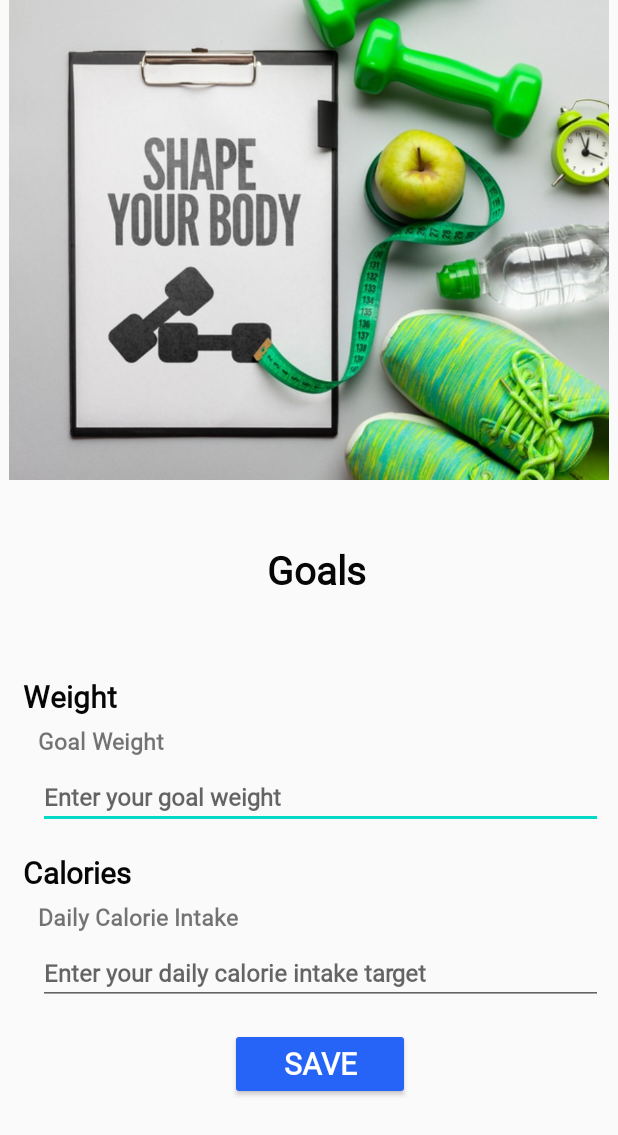
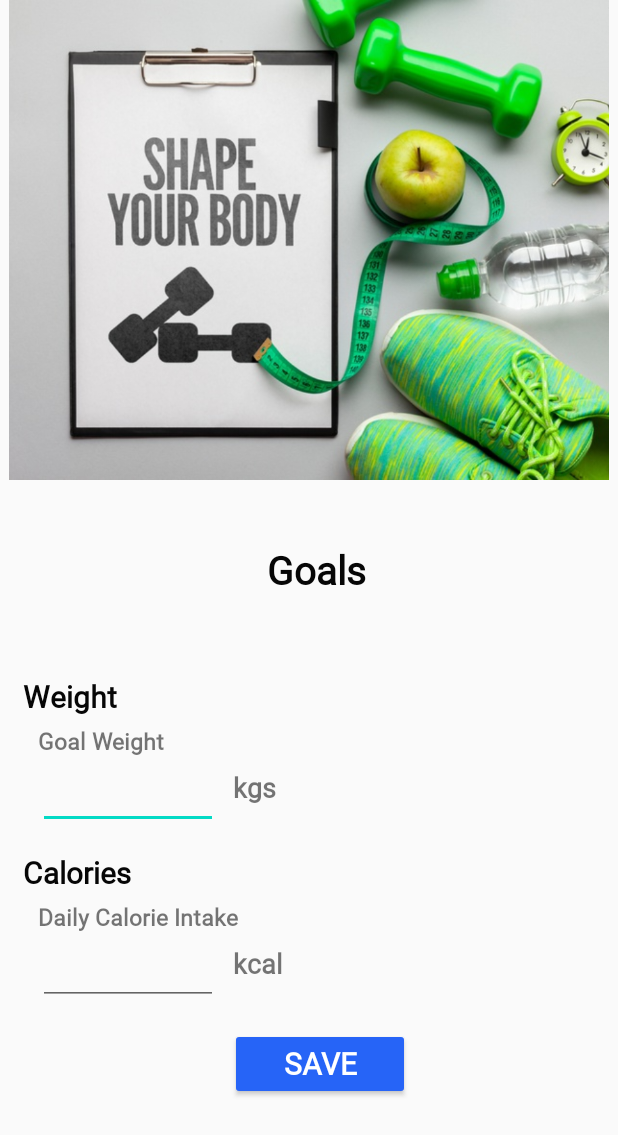
Before and after one commit to 19003337/MyFitnessLive, an Android app: the GoalsScreen screen opened directly, with no data from a screen before it, on a phone screen of 412 x 824 dp. Shown: the top 1135 px of the screen. Run offline under Robolectric (Android 15) with nearby library versions, the phone set to English and light mode, and no system bars; our stand-ins replace Firebase (no records; nobody signed in at launch, a user with empty details on screens opened directly).

Commit message:
Pushing - Data retrieval working for Profile, Goals, Settings and Weight.

```diff
--- a/app/src/main/java/com/vc19003337/myfitnesslive/Goals.java
+++ b/app/src/main/java/com/vc19003337/myfitnesslive/Goals.java
@@ -36,8 +36,7 @@ public class Goals
         this.dailyCalorieIntake = dailyCalorieIntake;
     }
 
-    @Override
-    public String toString()
+    public String ToString()
     {
         return "Goals: " + "/n" +
                 "GoalWeight = " + goalWeight + "/n" +
--- a/app/src/main/java/com/vc19003337/myfitnesslive/GoalsScreen.java
+++ b/app/src/main/java/com/vc19003337/myfitnesslive/GoalsScreen.java
@@ -3,6 +3,7 @@ package com.vc19003337.myfitnesslive;
 import androidx.annotation.NonNull;
 import androidx.appcompat.app.AppCompatActivity;
 
+import android.annotation.SuppressLint;
 import android.content.Intent;
 import android.os.Bundle;
 import android.view.View;
@@ -34,9 +35,10 @@ public class GoalsScreen extends AppCompatActivity
     Double goalWeight;
     Integer dailyCalorieIntake;
     EditText goalWeightET, dailyCalorieIntakeET;
-    TextView goalWeightTV, dailyCalorieIntakeTV, goalsHeadingTV;
+    TextView goalWeightTV, dailyCalorieIntakeTV, goalsHeadingTV, weightUnit;
     Button save;
     Goals goals, goalsUpload;
+    UnitSettings unitSettings;
 
     @Override
     protected void onCreate(Bundle savedInstanceState)
@@ -52,6 +54,7 @@ public class GoalsScreen extends AppCompatActivity
         goalWeightTV = findViewById(R.id.tv_GoalWeight);
         dailyCalorieIntakeTV = findViewById(R.id.tv_DailyCalorieIntake);
         goalsHeadingTV = findViewById(R.id.tv_GoalsHeading);
+        weightUnit = findViewById(R.id.tv_WeightUnit);
         save = findViewById(R.id.btn_save);
 
 
@@ -60,13 +63,6 @@ public class GoalsScreen extends AppCompatActivity
             @Override
             public void onDataChange(@NonNull DataSnapshot snapshot)
             {
-                /*
-                for (DataSnapshot goalValues : snapshot.getChildren())
-                {
-                    goalsUpload = goalValues.getValue(Goals.class);
-                }
-                 */
-
                 goalsUpload = snapshot.getValue(Goals.class);
 
                 if (goalsUpload != null)
@@ -77,6 +73,47 @@ public class GoalsScreen extends AppCompatActivity
                 }
                 else{
                     Toast.makeText(GoalsScreen.this, "Please set your goals", Toast.LENGTH_SHORT).show();
+                }
+            }
+
+            @Override
+            public void onCancelled(@NonNull DatabaseError error)
+            {
+                Toast.makeText(GoalsScreen.this, error.getMessage(), Toast.LENGTH_SHORT).show();
+            }
+        });
+
+        myRef.child("Settings").addValueEventListener(new ValueEventListener()
+        {
+            @SuppressLint("SetTextI18n")
+            @Override
+            public void onDataChange(@NonNull DataSnapshot snapshot)
+            {
+                unitSettings = snapshot.getValue(UnitSettings.class);
+
+                if (unitSettings != null)
+                {
+                    try
+                    {
+                        if (unitSettings.getUnitSetting().equals("Metric"))
+                        {
+                            weightUnit.setText("kgs");
+                        }
+                        if (unitSettings.getUnitSetting().equals("Imperial"))
+                        {
+                            weightUnit.setText("pounds");
+                        }
+
+                    }
+                    catch (Exception ex)
+                    {
+                        Toast.makeText(GoalsScreen.this, ex.getMessage(), Toast.LENGTH_SHORT).show();
+                    }
+                }
+                else
+                {
+                    //If unitSetting has not been selected
+                    weightUnit.setText("kgs");
                 }
             }
 
--- a/app/src/main/java/com/vc19003337/myfitnesslive/Profile.java
+++ b/app/src/main/java/com/vc19003337/myfitnesslive/Profile.java
@@ -228,8 +228,8 @@ public class Profile extends AppCompatActivity implements AdapterView.OnItemSele
                                 }
                             });
 
-                    Intent openNewActivity = new Intent(Profile.this, HomeScreen.class);
-                    startActivity(openNewActivity);
+                    //Intent openNewActivity = new Intent(Profile.this, HomeScreen.class);
+                    //startActivity(openNewActivity);
                 }
                 catch (Exception ex)
                 {
@@ -255,7 +255,7 @@ public class Profile extends AppCompatActivity implements AdapterView.OnItemSele
         else
         {
             heightUnit.setText("cm");
-            weightUnit.setText("kg");
+            weightUnit.setText("kgs");
         }
     }
 
--- a/app/src/main/java/com/vc19003337/myfitnesslive/Weight.java
+++ b/app/src/main/java/com/vc19003337/myfitnesslive/Weight.java
@@ -38,10 +38,8 @@ public class Weight
         this.currentWeight = currentWeight;
     }
 
-    @Override
-    public String toString()
+    public String ToString()
     {
-        return "Entry Date: " + entryDate + "/n" +
-                "Current Weight: " + currentWeight;
+        return entryDate + "                                 " + currentWeight;
     }
 }
--- a/app/src/main/res/layout/activity_goals_screen.xml
+++ b/app/src/main/res/layout/activity_goals_screen.xml
@@ -81,22 +81,35 @@
                 android:textSize="15dp"
                 android:textStyle="bold" />
 
+            <LinearLayout
+            android:layout_width="match_parent"
+            android:layout_height="wrap_content"
+            android:orientation="horizontal">
+
             <EditText
                 android:id="@+id/et_goalWeight"
-                android:layout_width="match_parent"
+                android:layout_width="120dp"
                 android:layout_height="wrap_content"
                 android:layout_marginStart="10dp"
                 android:layout_marginTop="5dp"
                 android:layout_marginEnd="10dp"
                 android:layout_marginBottom="5dp"
                 android:fontFamily="@font/marcellus"
-                android:hint="Enter your goal weight"
                 android:inputType="numberDecimal"
                 android:textColor="@color/black"
                 android:textSize="16dp"
-                android:textStyle="bold">
+                android:textStyle="bold"/>
 
-            </EditText>
+            <TextView
+                android:id="@+id/tv_WeightUnit"
+                android:layout_width="wrap_content"
+                android:layout_height="wrap_content"
+                android:fontFamily="@font/marcellus"
+                android:text="kgs"
+                android:textSize="18dp"
+                android:textStyle="bold"/>
+
+        </LinearLayout>
 
             <TextView
                 android:id="@+id/tv_CaloriesHeading"
@@ -123,20 +136,35 @@
 
             </TextView>
 
+            <LinearLayout
+                android:layout_width="match_parent"
+                android:layout_height="wrap_content"
+                android:orientation="horizontal">
+
                 <EditText
                     android:id="@+id/et_dailyCalorieIntake"
-                android:layout_width="match_parent"
+                    android:layout_width="120dp"
                     android:layout_height="wrap_content"
                     android:layout_marginStart="10dp"
                     android:layout_marginTop="5dp"
                     android:layout_marginEnd="10dp"
                     android:layout_marginBottom="5dp"
                     android:fontFamily="@font/marcellus"
-                android:hint="Enter your daily calorie intake target"
-                android:inputType="number"
+                    android:inputType="numberDecimal"
                     android:textColor="@color/black"
                     android:textSize="16dp"
-                android:textStyle="bold" />
+                    android:textStyle="bold"/>
+
+                <TextView
+                    android:id="@+id/tv_Calories"
+                    android:layout_width="wrap_content"
+                    android:layout_height="wrap_content"
+                    android:fontFamily="@font/marcellus"
+                    android:text="kcal"
+                    android:textSize="18dp"
+                    android:textStyle="bold"/>
+
+            </LinearLayout>
 
             <Button
                 android:id="@+id/btn_save"
--- a/app/src/main/res/layout/activity_profile.xml
+++ b/app/src/main/res/layout/activity_profile.xml
@@ -293,7 +293,7 @@ tools:context=".Profile">
                 android:layout_width="wrap_content"
                 android:layout_height="wrap_content"
                 android:fontFamily="@font/marcellus"
-                android:text="kg"
+                android:text="kgs"
                 android:textSize="18dp"
                 android:textStyle="bold"/>
 
```
Also changed, not shown: app/src/main/java/com/vc19003337/myfitnesslive/WeightScreen.java (+76 -3 lines), app/src/main/res/layout/activity_weight_screen.xml (+24 -17 lines). Lines whose indentation alone changed are shown as unchanged.
